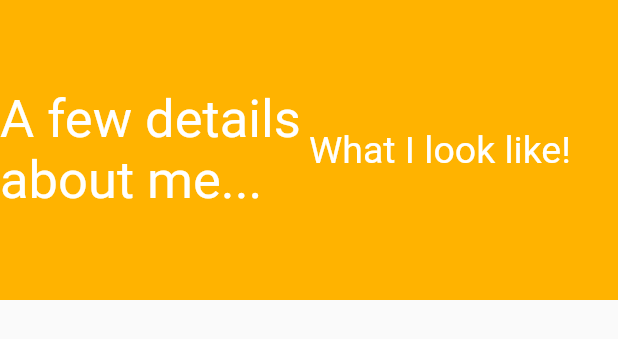
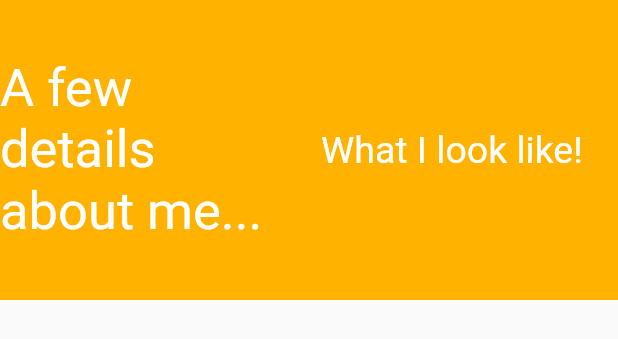
Before and after one commit to emkayDauda/portfolio-website, a Flutter app: the AboutMe widget shown alone on an empty page, opened directly, on a phone screen of 412 x 824 dp. Shown: the top 339 px of the screen. Run offline on Flutter 3.47's test engine with Material 2 defaults, Android fonts, the phone set to English and light mode, and no system bars; missing offline and left inert: flutter_web.

Commit message:
Add padding to columns in AboutMe

```diff
--- a/lib/AboutMe.dart
+++ b/lib/AboutMe.dart
@@ -13,6 +13,8 @@ class AboutMe extends StatelessWidget {
         crossAxisAlignment: CrossAxisAlignment.center,
         children: <Widget>[
           Expanded(
+            child: Padding(
+              padding: const EdgeInsets.only(right: 8.0),
               child: Column(
                 mainAxisAlignment: MainAxisAlignment.center,
                 crossAxisAlignment: CrossAxisAlignment.end,
@@ -25,7 +27,10 @@ class AboutMe extends StatelessWidget {
                 ],
               ),
             ),
+          ),
           Expanded(
+            child: Padding(
+              padding: const EdgeInsets.only(left: 8.0),
               child: Column(
                 mainAxisAlignment: MainAxisAlignment.center,
                 crossAxisAlignment: CrossAxisAlignment.start,
@@ -37,6 +42,7 @@ class AboutMe extends StatelessWidget {
                   )
                 ],
               ),
+            ),
           )
         ],
       ),
```
Lines whose indentation alone changed are shown as unchanged.
